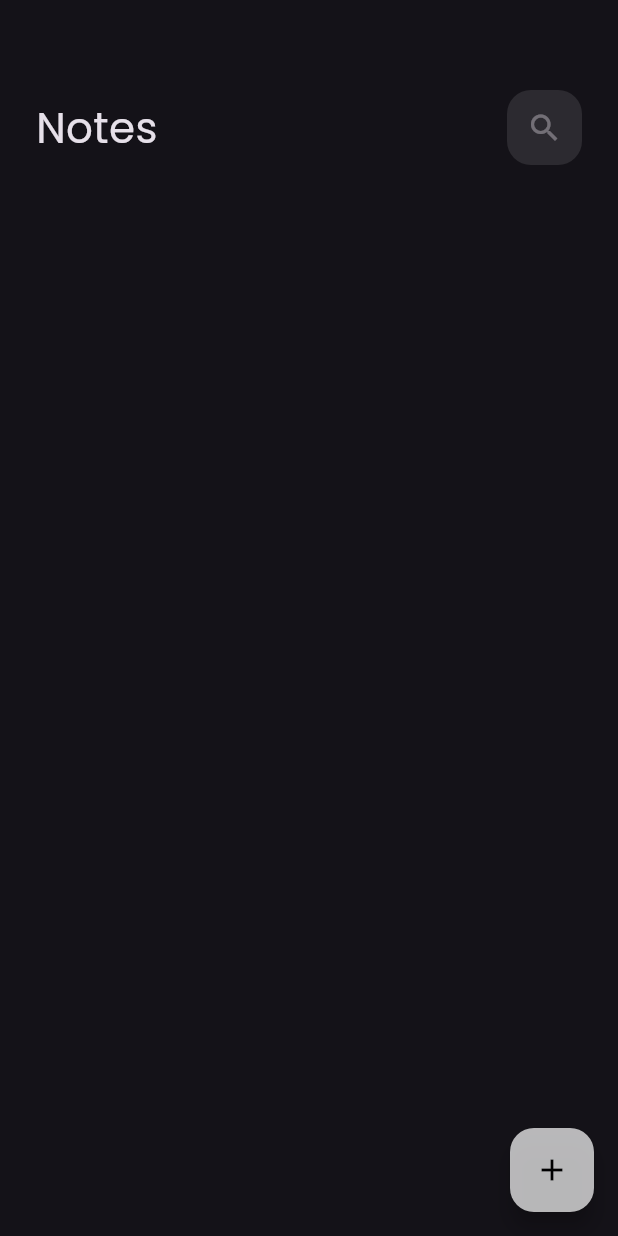
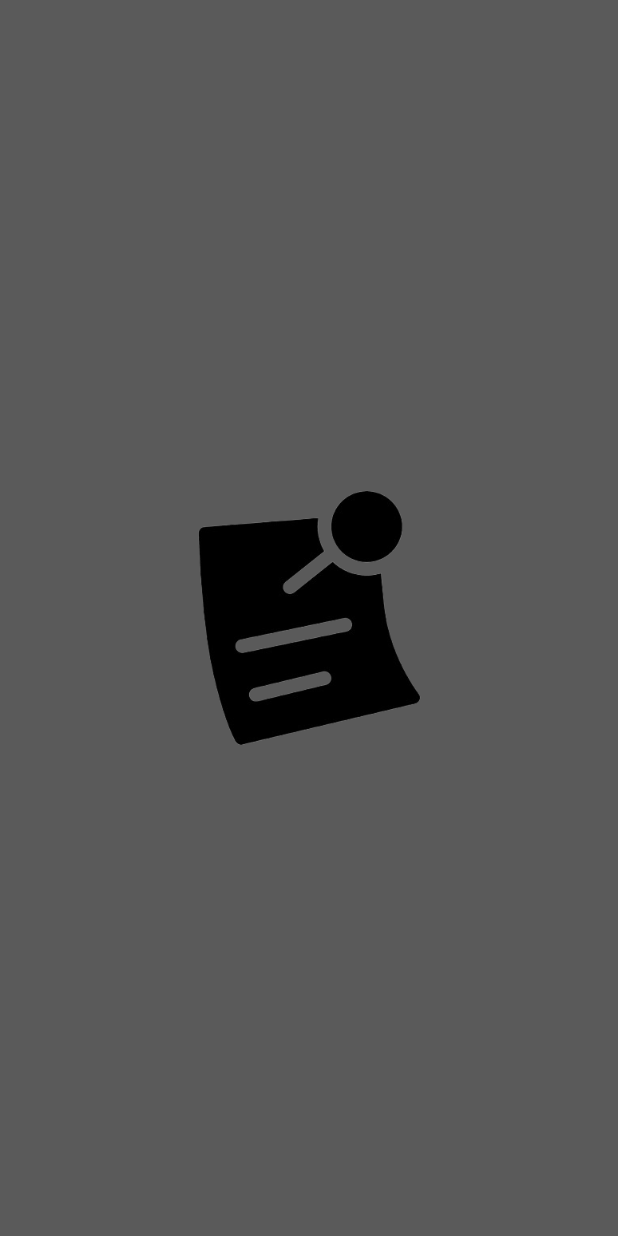
Before and after one commit to Seifmohsen11/notes_app, a Flutter app: the first screen one second after launch, on a phone screen of 412 x 824 dp. Run offline on Flutter 3.47's test engine with Material 3 defaults, Android fonts, the phone set to English and light mode, and no system bars; our stand-ins replace bloc, flutter_bloc, font_awesome_flutter, hive, hive_flutter; accounts and stored records are empty.

Commit message:
create splash screen

```diff
--- a/lib/main.dart
+++ b/lib/main.dart
@@ -3,6 +3,7 @@ import 'package:flutter_bloc/flutter_bloc.dart';
 import 'package:hive_flutter/hive_flutter.dart';
 import 'package:notes_app/simple_block_observer.dart';
 import 'package:notes_app/views/notes_view.dart';
+import 'package:notes_app/views/splash_view.dart';
 import 'package:notes_app/views/widgets/costants.dart';
 
 import 'cubits/notes_cubit/notes_cubit.dart';
@@ -27,7 +28,11 @@ class NotesApp extends StatelessWidget {
       child: MaterialApp(
         debugShowCheckedModeBanner: false,
         theme: ThemeData(brightness: Brightness.dark, fontFamily: "Poppins"),
-        home: const NotesView(),
+        routes: {
+          SplashView.id: (context) => SplashView(),
+          NotesView.id: (context) => NotesView(),
+        },
+        initialRoute: SplashView.id,
       ),
     );
   }
--- a/lib/views/notes_view.dart
+++ b/lib/views/notes_view.dart
@@ -6,6 +6,7 @@ import 'widgets/notes_view_body.dart';
 class NotesView extends StatelessWidget {
   const NotesView({super.key});
 
+  static String id = "NotesView";
   @override
   Widget build(BuildContext context) {
     return Scaffold(
--- /dev/null
+++ b/lib/views/splash_view.dart
@@ -0,0 +1,63 @@
+import 'dart:async';
+import 'package:flutter/material.dart';
+import 'package:notes_app/views/notes_view.dart';
+
+class SplashView extends StatefulWidget {
+  const SplashView({super.key});
+  static String id = "SplashView";
+
+  @override
+  _SplashViewState createState() => _SplashViewState();
+}
+
+class _SplashViewState extends State<SplashView>
+    with SingleTickerProviderStateMixin {
+  late AnimationController _controller;
+  late Animation<double> _animation;
+
+  @override
+  void initState() {
+    super.initState();
+
+    _controller = AnimationController(
+      duration: const Duration(seconds: 2),
+      vsync: this,
+    );
+
+    _animation = Tween<double>(begin: 0.0, end: 1.0).animate(
+      CurvedAnimation(parent: _controller, curve: Curves.bounceOut),
+    );
+
+    _controller.forward();
+
+    Timer(const Duration(seconds: 3), () {
+      Navigator.of(context).pushReplacement(
+        MaterialPageRoute(
+          builder: (context) => const NotesView(),
+        ),
+      );
+    });
+  }
+
+  @override
+  void dispose() {
+    _controller.dispose();
+    super.dispose();
+  }
+
+  @override
+  Widget build(BuildContext context) {
+    return Scaffold(
+      backgroundColor: const Color.fromARGB(255, 90, 90, 90),
+      body: Center(
+        child: ScaleTransition(
+          scale: _animation,
+          child: Image.asset(
+            "assets/images/note.png",
+            height: 200,
+          ),
+        ),
+      ),
+    );
+  }
+}
--- a/pubspec.yaml
+++ b/pubspec.yaml
@@ -61,9 +61,8 @@ flutter:
   uses-material-design: true
 
   # To add assets to your application, add an assets section, like this:
-  # assets:
-  #   - images/a_dot_burr.jpeg
-  #   - images/a_dot_ham.jpeg
+  assets:
+    - assets/images/
   # An image asset can refer to one or more resolution-specific "variants", see
   # https://flutter.dev/to/resolution-aware-images
   # For details regarding adding assets from package dependencies, see
```
Also changed, not shown: assets/images/note.png (added).
